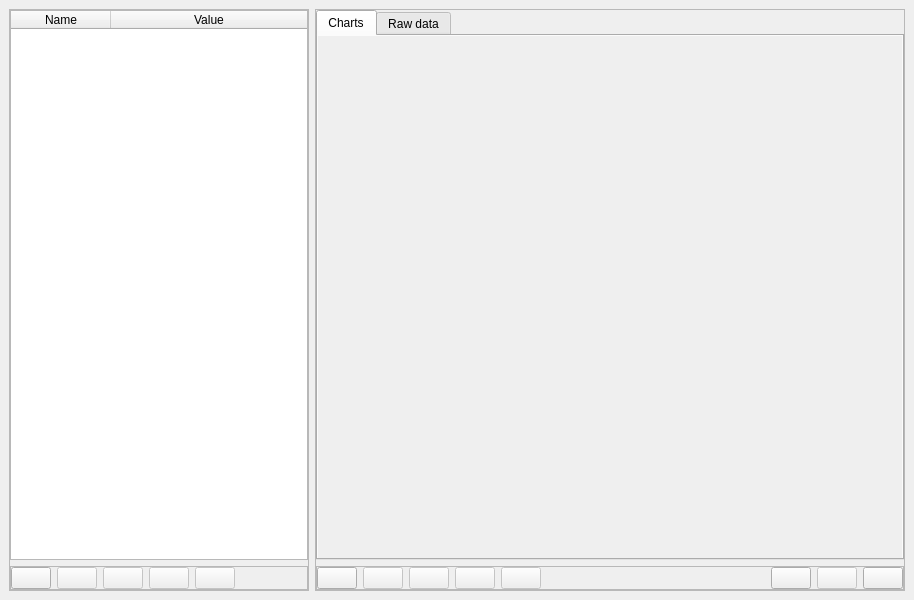
Before: the Qt Designer form src/window_project.ui in mic90/SerialDataRecorder, drawn with Qt 5.
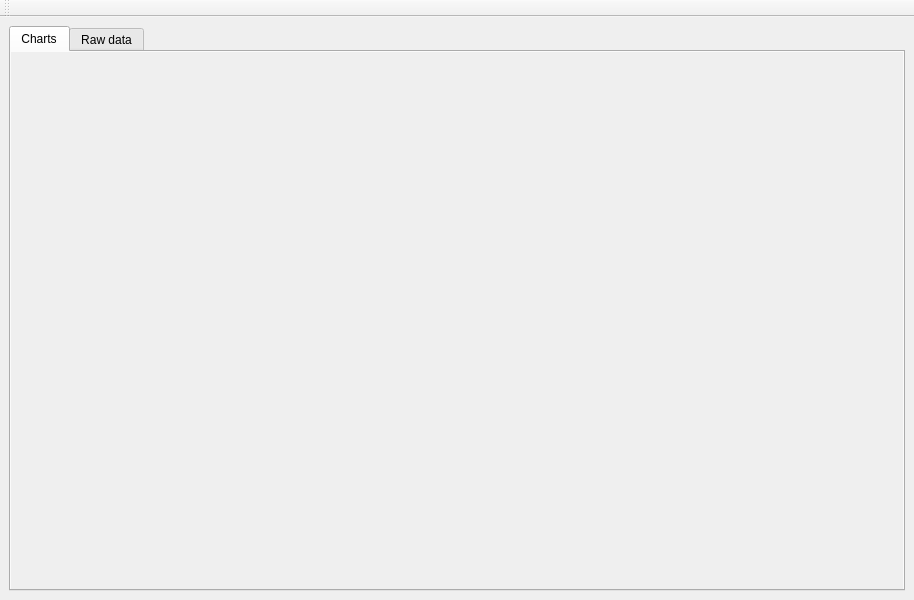
After: the same form once the commit is applied. Icons and pictures are not drawn. Custom widgets are drawn as their Qt base class.

Commit message: Basic functionality implemented, ASCII parser available, detected performance issues with higher samples count on charts

```diff
--- a/src/window_project.ui
+++ b/src/window_project.ui
@@ -16,27 +16,6 @@
   <widget class="QWidget" name="centralwidget">
    <layout class="QVBoxLayout" name="verticalLayout">
     <property name="leftMargin">
-     <number>0</number>
-    </property>
-    <property name="topMargin">
-     <number>0</number>
-    </property>
-    <property name="rightMargin">
-     <number>0</number>
-    </property>
-    <property name="bottomMargin">
-     <number>0</number>
-    </property>
-    <item>
-     <widget class="QFrame" name="frame_2">
-      <property name="frameShape">
-       <enum>QFrame::NoFrame</enum>
-      </property>
-      <property name="frameShadow">
-       <enum>QFrame::Raised</enum>
-      </property>
-      <layout class="QHBoxLayout" name="horizontalLayout_2" stretch="1,2">
-       <property name="leftMargin">
         <number>9</number>
        </property>
        <property name="topMargin">
@@ -47,238 +26,6 @@
        </property>
        <property name="bottomMargin">
         <number>9</number>
-       </property>
-       <item>
-        <widget class="QFrame" name="frame">
-         <property name="minimumSize">
-          <size>
-           <width>300</width>
-           <height>0</height>
-          </size>
-         </property>
-         <property name="maximumSize">
-          <size>
-           <width>300</width>
-           <height>16777215</height>
-          </size>
-         </property>
-         <property name="frameShape">
-          <enum>QFrame::StyledPanel</enum>
-         </property>
-         <property name="frameShadow">
-          <enum>QFrame::Raised</enum>
-         </property>
-         <layout class="QVBoxLayout" name="verticalLayout_2">
-          <property name="leftMargin">
-           <number>0</number>
-          </property>
-          <property name="topMargin">
-           <number>0</number>
-          </property>
-          <property name="rightMargin">
-           <number>0</number>
-          </property>
-          <property name="bottomMargin">
-           <number>0</number>
-          </property>
-          <item>
-           <widget class="QTableWidget" name="variables">
-            <property name="editTriggers">
-             <set>QAbstractItemView::NoEditTriggers</set>
-            </property>
-            <property name="selectionBehavior">
-             <enum>QAbstractItemView::SelectRows</enum>
-            </property>
-            <attribute name="horizontalHeaderCascadingSectionResizes">
-             <bool>false</bool>
-            </attribute>
-            <attribute name="horizontalHeaderDefaultSectionSize">
-             <number>100</number>
-            </attribute>
-            <attribute name="horizontalHeaderStretchLastSection">
-             <bool>true</bool>
-            </attribute>
-            <column>
-             <property name="text">
-              <string>Name</string>
-             </property>
-            </column>
-            <column>
-             <property name="text">
-              <string>Value</string>
-             </property>
-            </column>
-           </widget>
-          </item>
-          <item>
-           <widget class="QFrame" name="frame_3">
-            <property name="frameShape">
-             <enum>QFrame::StyledPanel</enum>
-            </property>
-            <property name="frameShadow">
-             <enum>QFrame::Raised</enum>
-            </property>
-            <layout class="QHBoxLayout" name="horizontalLayout">
-             <property name="leftMargin">
-              <number>0</number>
-             </property>
-             <property name="topMargin">
-              <number>0</number>
-             </property>
-             <property name="rightMargin">
-              <number>0</number>
-             </property>
-             <property name="bottomMargin">
-              <number>0</number>
-             </property>
-             <item>
-              <widget class="QPushButton" name="addVar">
-               <property name="text">
-                <string/>
-               </property>
-               <property name="icon">
-                <iconset resource="res.qrc">
-                 <normaloff>:/icons/variables/tag_blue_add.png</normaloff>:/icons/variables/tag_blue_add.png</iconset>
-               </property>
-               <property name="iconSize">
-                <size>
-                 <width>24</width>
-                 <height>24</height>
-                </size>
-               </property>
-               <property name="flat">
-                <bool>false</bool>
-               </property>
-              </widget>
-             </item>
-             <item>
-              <widget class="QPushButton" name="editVar">
-               <property name="enabled">
-                <bool>false</bool>
-               </property>
-               <property name="text">
-                <string/>
-               </property>
-               <property name="icon">
-                <iconset resource="res.qrc">
-                 <normaloff>:/icons/variables/tag_blue_edit.png</normaloff>:/icons/variables/tag_blue_edit.png</iconset>
-               </property>
-               <property name="iconSize">
-                <size>
-                 <width>24</width>
-                 <height>24</height>
-                </size>
-               </property>
-               <property name="flat">
-                <bool>false</bool>
-               </property>
-              </widget>
-             </item>
-             <item>
-              <widget class="QPushButton" name="removeVar">
-               <property name="enabled">
-                <bool>false</bool>
-               </property>
-               <property name="text">
-                <string/>
-               </property>
-               <property name="icon">
-                <iconset resource="res.qrc">
-                 <normaloff>:/icons/variables/tag_blue_delete.png</normaloff>:/icons/variables/tag_blue_delete.png</iconset>
-               </property>
-               <property name="iconSize">
-                <size>
-                 <width>24</width>
-                 <height>24</height>
-                </size>
-               </property>
-              </widget>
-             </item>
-             <item>
-              <widget class="QPushButton" name="moveVarDown">
-               <property name="enabled">
-                <bool>false</bool>
-               </property>
-               <property name="text">
-                <string/>
-               </property>
-               <property name="icon">
-                <iconset resource="res.qrc">
-                 <normaloff>:/icons/variables/bullet_arrow_down.png</normaloff>:/icons/variables/bullet_arrow_down.png</iconset>
-               </property>
-               <property name="iconSize">
-                <size>
-                 <width>24</width>
-                 <height>24</height>
-                </size>
-               </property>
-               <property name="flat">
-                <bool>false</bool>
-               </property>
-              </widget>
-             </item>
-             <item>
-              <widget class="QPushButton" name="moveVarUp">
-               <property name="enabled">
-                <bool>false</bool>
-               </property>
-               <property name="text">
-                <string/>
-               </property>
-               <property name="icon">
-                <iconset resource="res.qrc">
-                 <normaloff>:/icons/variables/bullet_arrow_up.png</normaloff>:/icons/variables/bullet_arrow_up.png</iconset>
-               </property>
-               <property name="iconSize">
-                <size>
-                 <width>24</width>
-                 <height>24</height>
-                </size>
-               </property>
-               <property name="flat">
-                <bool>false</bool>
-               </property>
-              </widget>
-             </item>
-             <item>
-              <spacer name="horizontalSpacer">
-               <property name="orientation">
-                <enum>Qt::Horizontal</enum>
-               </property>
-               <property name="sizeHint" stdset="0">
-                <size>
-                 <width>40</width>
-                 <height>20</height>
-                </size>
-               </property>
-              </spacer>
-             </item>
-            </layout>
-           </widget>
-          </item>
-         </layout>
-        </widget>
-       </item>
-       <item>
-        <widget class="QFrame" name="frame_4">
-         <property name="frameShape">
-          <enum>QFrame::StyledPanel</enum>
-         </property>
-         <property name="frameShadow">
-          <enum>QFrame::Raised</enum>
-         </property>
-         <layout class="QVBoxLayout" name="verticalLayout_3">
-          <property name="leftMargin">
-           <number>0</number>
-          </property>
-          <property name="topMargin">
-           <number>0</number>
-          </property>
-          <property name="rightMargin">
-           <number>0</number>
-          </property>
-          <property name="bottomMargin">
-           <number>0</number>
           </property>
           <item>
            <widget class="QTabWidget" name="tabWidget">
@@ -321,11 +68,11 @@
                   <rect>
                    <x>0</x>
                    <y>0</y>
-                   <width>584</width>
-                   <height>515</height>
-                  </rect>
-                 </property>
-                 <layout class="QVBoxLayout" name="verticalLayout_5"/>
+             <width>892</width>
+             <height>538</height>
+            </rect>
+           </property>
+           <layout class="QVBoxLayout" name="scrollAreaLayout"/>
                 </widget>
                </widget>
               </item>
@@ -338,209 +85,100 @@
             </widget>
            </widget>
           </item>
-          <item>
-           <widget class="QFrame" name="frame_5">
-            <property name="enabled">
-             <bool>true</bool>
-            </property>
-            <property name="frameShape">
-             <enum>QFrame::StyledPanel</enum>
-            </property>
-            <property name="frameShadow">
-             <enum>QFrame::Raised</enum>
-            </property>
-            <layout class="QHBoxLayout" name="horizontalLayout_3">
-             <property name="leftMargin">
-              <number>0</number>
-             </property>
-             <property name="topMargin">
-              <number>0</number>
-             </property>
-             <property name="rightMargin">
-              <number>0</number>
-             </property>
-             <property name="bottomMargin">
-              <number>0</number>
-             </property>
-             <item>
-              <widget class="QPushButton" name="addChart">
-               <property name="enabled">
-                <bool>true</bool>
-               </property>
-               <property name="text">
-                <string/>
-               </property>
-               <property name="icon">
-                <iconset resource="res.qrc">
-                 <normaloff>:/icons/charts/chart_line_add.png</normaloff>:/icons/charts/chart_line_add.png</iconset>
-               </property>
-               <property name="iconSize">
-                <size>
-                 <width>24</width>
-                 <height>24</height>
-                </size>
-               </property>
-              </widget>
-             </item>
-             <item>
-              <widget class="QPushButton" name="editChart">
-               <property name="enabled">
-                <bool>false</bool>
-               </property>
-               <property name="text">
-                <string/>
-               </property>
-               <property name="icon">
-                <iconset resource="res.qrc">
-                 <normaloff>:/icons/charts/chart_line_edit.png</normaloff>:/icons/charts/chart_line_edit.png</iconset>
-               </property>
+   </layout>
+  </widget>
+  <widget class="QToolBar" name="toolBar">
+   <property name="windowTitle">
+    <string>toolBar</string>
+   </property>
                <property name="iconSize">
                 <size>
-                 <width>24</width>
-                 <height>24</height>
-                </size>
-               </property>
-              </widget>
-             </item>
-             <item>
-              <widget class="QPushButton" name="removeChart">
-               <property name="enabled">
-                <bool>false</bool>
-               </property>
-               <property name="text">
-                <string/>
-               </property>
-               <property name="icon">
-                <iconset resource="res.qrc">
-                 <normaloff>:/icons/charts/chart_line_delete.png</normaloff>:/icons/charts/chart_line_delete.png</iconset>
-               </property>
-               <property name="iconSize">
-                <size>
-                 <width>24</width>
-                 <height>24</height>
-                </size>
-               </property>
-              </widget>
-             </item>
-             <item>
-              <widget class="QPushButton" name="moveChartDown">
-               <property name="enabled">
+     <width>16</width>
+     <height>16</height>
+    </size>
+   </property>
+   <property name="toolButtonStyle">
+    <enum>Qt::ToolButtonTextBesideIcon</enum>
+   </property>
+   <attribute name="toolBarArea">
+    <enum>TopToolBarArea</enum>
+   </attribute>
+   <attribute name="toolBarBreak">
                 <bool>false</bool>
-               </property>
-               <property name="text">
-                <string/>
-               </property>
-               <property name="icon">
-                <iconset resource="res.qrc">
-                 <normaloff>:/icons/variables/bullet_arrow_down.png</normaloff>:/icons/variables/bullet_arrow_down.png</iconset>
-               </property>
-               <property name="iconSize">
-                <size>
-                 <width>24</width>
-                 <height>24</height>
-                </size>
-               </property>
-              </widget>
-             </item>
-             <item>
-              <widget class="QPushButton" name="moveChartUp">
-               <property name="enabled">
-                <bool>false</bool>
-               </property>
-               <property name="text">
-                <string/>
-               </property>
-               <property name="icon">
-                <iconset resource="res.qrc">
-                 <normaloff>:/icons/variables/bullet_arrow_up.png</normaloff>:/icons/variables/bullet_arrow_up.png</iconset>
-               </property>
-               <property name="iconSize">
-                <size>
-                 <width>24</width>
-                 <height>24</height>
-                </size>
-               </property>
-              </widget>
-             </item>
-             <item>
-              <spacer name="horizontalSpacer_2">
-               <property name="orientation">
-                <enum>Qt::Horizontal</enum>
-               </property>
-               <property name="sizeHint" stdset="0">
-                <size>
-                 <width>174</width>
-                 <height>20</height>
-                </size>
-               </property>
-              </spacer>
-             </item>
-             <item>
-              <widget class="QPushButton" name="connect">
-               <property name="text">
-                <string/>
-               </property>
+   </attribute>
+  </widget>
+  <action name="actionConnect">
                <property name="icon">
                 <iconset resource="res.qrc">
                  <normaloff>:/icons/file/script_start.png</normaloff>:/icons/file/script_start.png</iconset>
                </property>
-               <property name="iconSize">
-                <size>
-                 <width>24</width>
-                 <height>24</height>
-                </size>
-               </property>
-              </widget>
-             </item>
-             <item>
-              <widget class="QPushButton" name="disconnect">
+   <property name="text">
+    <string>Start</string>
+   </property>
+  </action>
+  <action name="actionDisconnect">
                <property name="enabled">
                 <bool>false</bool>
                </property>
-               <property name="text">
-                <string/>
-               </property>
                <property name="icon">
                 <iconset resource="res.qrc">
                  <normaloff>:/icons/file/script_stop.png</normaloff>:/icons/file/script_stop.png</iconset>
                </property>
-               <property name="iconSize">
-                <size>
-                 <width>24</width>
-                 <height>24</height>
-                </size>
-               </property>
-              </widget>
-             </item>
-             <item>
-              <widget class="QPushButton" name="configuration">
+   <property name="text">
+    <string>Stop</string>
+   </property>
+  </action>
+  <action name="actionSerial_Configuration">
+   <property name="icon">
+    <iconset resource="res.qrc">
+     <normaloff>:/icons/file/port.png</normaloff>:/icons/file/port.png</iconset>
+   </property>
                <property name="text">
-                <string/>
-               </property>
+    <string>Serial port</string>
+   </property>
+  </action>
+  <action name="actionChannels">
                <property name="icon">
                 <iconset resource="res.qrc">
-                 <normaloff>:/icons/app/gear_in.png</normaloff>:/icons/app/gear_in.png</iconset>
-               </property>
-               <property name="iconSize">
-                <size>
-                 <width>24</width>
-                 <height>24</height>
-                </size>
-               </property>
-              </widget>
-             </item>
-            </layout>
-           </widget>
-          </item>
-         </layout>
-        </widget>
-       </item>
-      </layout>
-     </widget>
-    </item>
-   </layout>
-  </widget>
- </widget>
+     <normaloff>:/icons/variables/tag_blue.png</normaloff>:/icons/variables/tag_blue.png</iconset>
+   </property>
+   <property name="text">
+    <string>Channels</string>
+   </property>
+  </action>
+  <action name="actionCharts">
+   <property name="icon">
+    <iconset resource="res.qrc">
+     <normaloff>:/icons/charts/chart_line_link.png</normaloff>:/icons/charts/chart_line_link.png</iconset>
+   </property>
+   <property name="text">
+    <string>Charts</string>
+   </property>
+  </action>
+  <action name="actionPause">
+   <property name="checkable">
+    <bool>true</bool>
+   </property>
+   <property name="enabled">
+    <bool>false</bool>
+   </property>
+   <property name="icon">
+    <iconset resource="res.qrc">
+     <normaloff>:/icons/file/stopwatch_pause.png</normaloff>:/icons/file/stopwatch_pause.png</iconset>
+   </property>
+   <property name="text">
+    <string>Pause</string>
+   </property>
+  </action>
+ </widget>
+ <customwidgets>
+  <customwidget>
+   <class>ResizableScrollArea</class>
+   <extends>QScrollArea</extends>
+   <header>ui/resizablescrollarea.h</header>
+   <container>1</container>
+  </customwidget>
+ </customwidgets>
  <resources>
   <include location="res.qrc"/>
  </resources>
```
Left out of the diff: 2 changed lines with no effect on the pictures. Lines whose indentation alone changed are shown as unchanged. The commit also changes 81 other files.
